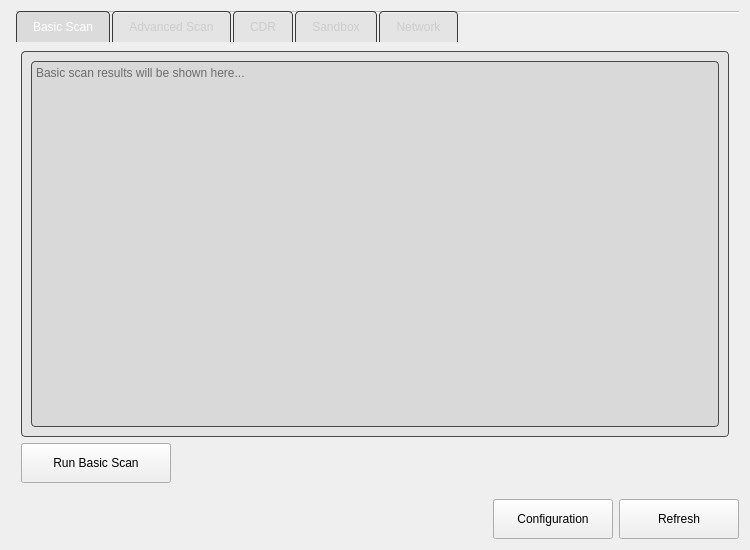
Qt form UI/Widgets/Dashboard/DashboardWidget.ui (Ekremunalytu/AVProjectUi) before a commit.
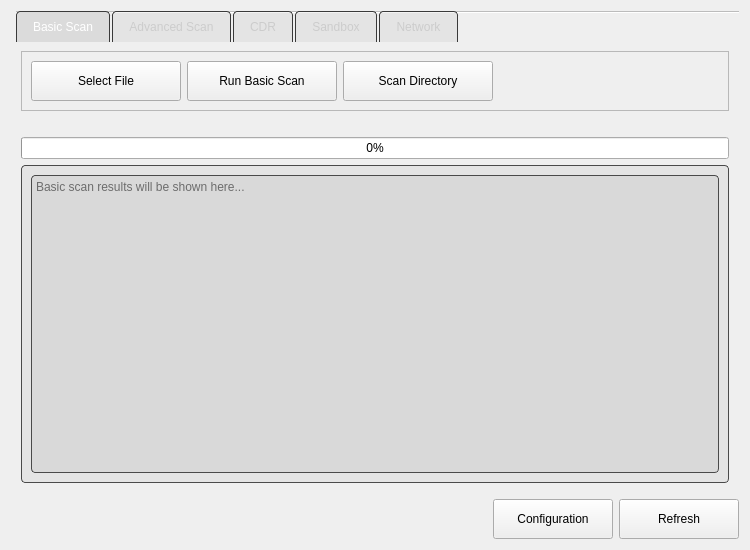
The same form after that commit. Icons and pictures are not drawn.

What changed in the file:
```diff
--- a/UI/Widgets/Dashboard/DashboardWidget.ui
+++ b/UI/Widgets/Dashboard/DashboardWidget.ui
@@ -68,6 +68,108 @@
        <string>Basic Scan</string>
       </attribute>
       <layout class="QVBoxLayout" name="basicScanTabLayout">
+       <item>
+        <widget class="QFrame" name="basicScanControlsFrame">
+         <property name="frameShape">
+          <enum>QFrame::StyledPanel</enum>
+         </property>
+         <property name="frameShadow">
+          <enum>QFrame::Raised</enum>
+         </property>
+         <layout class="QHBoxLayout" name="basicScanControlsLayout">
+          <item>
+           <widget class="QPushButton" name="selectFileButton_dashboard">
+            <property name="minimumSize">
+             <size>
+              <width>150</width>
+              <height>40</height>
+             </size>
+            </property>
+            <property name="text">
+             <string>Select File</string>
+            </property>
+            <property name="icon">
+             <iconset resource="../../resources.qrc">
+              <normaloff>:/images/openFile.png</normaloff>:/images/openFile.png</iconset>
+            </property>
+           </widget>
+          </item>
+          <item>
+           <widget class="QPushButton" name="basicScanButton_dashboard"> <!-- Renamed from basicScanButton -->
+            <property name="sizePolicy">
+             <sizepolicy hsizetype="Fixed" vsizetype="Fixed">
+              <horstretch>0</horstretch>
+              <verstretch>0</verstretch>
+             </sizepolicy>
+            </property>
+            <property name="minimumSize">
+             <size>
+              <width>150</width>
+              <height>40</height>
+             </size>
+            </property>
+            <property name="text">
+             <string>Run Basic Scan</string>
+            </property>
+            <property name="icon">
+             <iconset resource="../../resources.qrc">
+              <normaloff>:/images/basicScan.png</normaloff>:/images/basicScan.png</iconset>
+            </property>
+           </widget>
+          </item>
+          <item>
+           <widget class="QPushButton" name="scanDirectoryButton_dashboard">
+            <property name="minimumSize">
+             <size>
+              <width>150</width>
+              <height>40</height>
+             </size>
+            </property>
+            <property name="text">
+             <string>Scan Directory</string>
+            </property>
+            <property name="icon">
+             <iconset resource="../../resources.qrc">
+              <normaloff>:/images/scanFolder.png</normaloff>:/images/scanFolder.png</iconset>
+            </property>
+           </widget>
+          </item>
+          <item>
+           <spacer name="basicScanControlsSpacer">
+            <property name="orientation">
+             <enum>Qt::Horizontal</enum>
+            </property>
+            <property name="sizeHint" stdset="0">
+             <size>
+              <width>40</width>
+              <height>20</height>
+             </size>
+            </property>
+           </spacer>
+          </item>
+         </layout>
+        </widget>
+       </item>
+       <item>
+        <widget class="QLabel" name="directoryScanStatusLabel_dashboard">
+         <property name="text">
+          <string/>
+         </property>
+         <property name="alignment">
+          <set>Qt::AlignCenter</set>
+         </property>
+        </widget>
+       </item>
+       <item>
+        <widget class="QProgressBar" name="directoryScanProgressBar_dashboard">
+         <property name="value">
+          <number>0</number>
+         </property>
+         <property name="textVisible">
+          <bool>true</bool>
+         </property>
+        </widget>
+       </item>
        <item>
         <widget class="QFrame" name="basicScanResultsFrame">
          <property name="sizePolicy">
@@ -111,29 +213,6 @@
          </layout>
         </widget>
        </item>
-       <item>
-        <widget class="QPushButton" name="basicScanButton">
-         <property name="sizePolicy">
-          <sizepolicy hsizetype="Fixed" vsizetype="Fixed">
-           <horstretch>0</horstretch>
-           <verstretch>0</verstretch>
-          </sizepolicy>
-         </property>
-         <property name="minimumSize">
-          <size>
-           <width>150</width>
-           <height>40</height>
-          </size>
-         </property>
-         <property name="text">
-          <string>Run Basic Scan</string>
-         </property>
-         <property name="icon">
-          <iconset resource="../../resources.qrc">
-           <normaloff>:/images/basicScan.png</normaloff>:/images/basicScan.png</iconset>
-         </property>
-        </widget>
-       </item>
       </layout>
      </widget>
      
```
Left out of the diff: 14 changed lines with no effect on the pictures.
